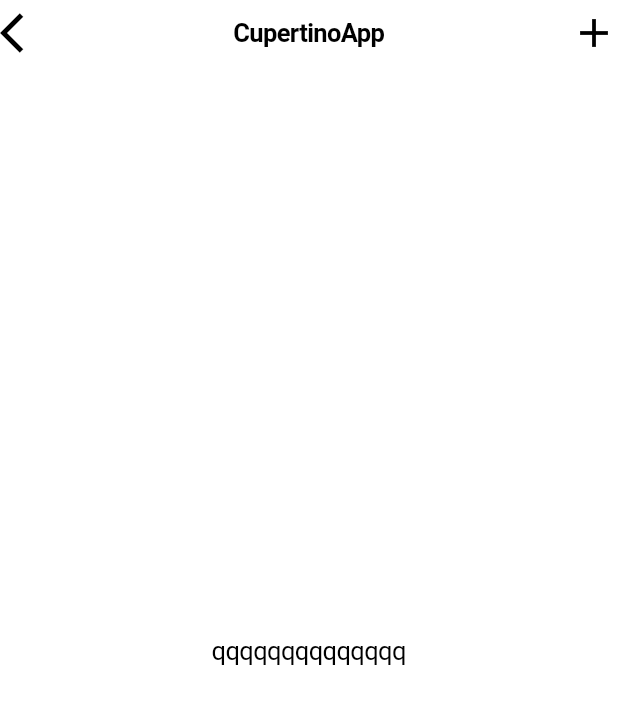
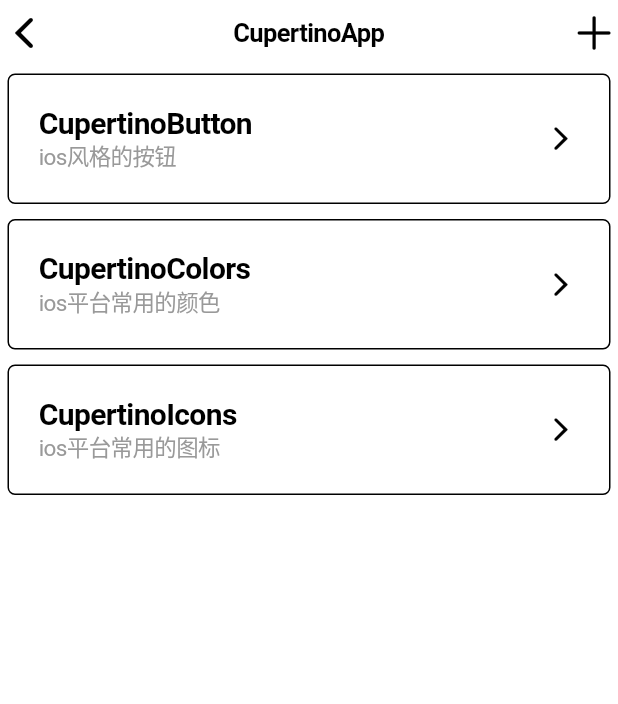
Before and after one commit to xicong/Flutter_Study, a Flutter app: the screen it shows after launch, after a tap on "Cupertino", on a phone screen of 412 x 824 dp. Shown: the top 704 px of the screen. Run offline on Flutter 3.47's test engine with Material 2 defaults, Android fonts, the phone set to English and light mode, and no system bars; network calls fail.

Commit message:
继续完善ios风格的组件学习

```diff
--- /dev/null
+++ b/lib/cupertino/CommTitle.dart
@@ -0,0 +1,19 @@
+import 'package:flutter/cupertino.dart';
+class CommTitle{
+
+  static CupertinoNavigationBar setTitle(BuildContext context,String titleName){
+    return new CupertinoNavigationBar(
+      leading: new GestureDetector(
+        child: new Icon(
+          CupertinoIcons.back,
+          color: CupertinoColors.black,
+        ),
+        onTap: () {
+          Navigator.pop(context);
+        },
+      ),
+      middle: new Text(titleName),
+    );
+  }
+
+}
--- a/lib/cupertino/LearnCupertino.dart
+++ b/lib/cupertino/LearnCupertino.dart
@@ -1,5 +1,9 @@
 import 'package:flutter/cupertino.dart';
-import 'package:flutter/material.dart';
+
+import 'package:flutterdemo/cupertino/LearnCupertinoButton.dart';
+import 'package:flutterdemo/cupertino/LearnCupertinoColors.dart';
+import 'package:flutterdemo/cupertino/LearnCupertinoIcons.dart';
+
 class LearnCupertino extends StatefulWidget{
   @override
   State<StatefulWidget> createState() {
@@ -7,33 +11,87 @@ class LearnCupertino extends StatefulWidget{
   }
 }
 class _LearnCupertino extends State<LearnCupertino>{
+
+Widget setListItem(String title,String description,StatefulWidget name){
+  return new GestureDetector(
+    child: new Container(
+      padding: EdgeInsets.all(20),
+      margin: EdgeInsets.all(5),
+      decoration: new BoxDecoration(
+          color: CupertinoColors.white,
+          border: new Border.all(color: CupertinoColors.black,width: 1.0),
+          borderRadius: new BorderRadius.all(new Radius.circular(5))
+      ),
+      child: new Row(
+        children: <Widget>[
+          new Column(
+            crossAxisAlignment:CrossAxisAlignment.start,
+            children: <Widget>[
+              new Text(title,
+                style: new TextStyle(
+                    fontWeight: FontWeight.bold,
+                    fontSize: 20,
+                    color: CupertinoColors.black
+                ),
+              ),
+              new Text(description,
+                style: new TextStyle(
+                    fontSize: 15,
+                    color: CupertinoColors.inactiveGray
+                ),
+              )
+            ],
+          ),
+          Spacer(),
+          Icon(CupertinoIcons.forward,color: CupertinoColors.black,)
+        ],
+      ),
+    ),
+    onTap: (){
+      Navigator.push(context,
+          new CupertinoPageRoute(builder: (BuildContext context) {
+            return name;
+          }));
+    },
+  );
+}
+
   @override
   Widget build(BuildContext context) {
     return new CupertinoApp(
       home: new CupertinoPageScaffold(
-        backgroundColor: Colors.white,
+        backgroundColor: CupertinoColors.white,
         resizeToAvoidBottomInset:true, //子widget是否应该自动调整自身大小以适应底部的安全距离
         navigationBar: new CupertinoNavigationBar(
           automaticallyImplyLeading: false, //是否显示左边组件  作用效果无效
           automaticallyImplyMiddle: false,  //是否显示中间组件  作用效果无效
           previousPageTitle: "返回",   //导航左侧组件右边的文本  作用效果无效
           middle: new Text("CupertinoApp"), //导航栏中间的组件
-          trailing: Icon(Icons.add,  //导航栏右边的组件
-            color: Colors.black,
+          trailing: Icon(CupertinoIcons.add,  //导航栏右边的组件
+            color: CupertinoColors.black,
           ),
           border: Border.all( //设置title栏的边框
               width: 1,
-              color: Colors.black
+              color: CupertinoColors.black
           ),
-          leading: Icon(Icons.arrow_back_ios,
-            color: Colors.black,
+          leading: new GestureDetector(
+            child: Icon(CupertinoIcons.back,
+              color: CupertinoColors.black,
+            ),
+            onTap: (){
+              Navigator.pop(context);
+            },
           ),
-          backgroundColor: Colors.white, //设置title栏的颜色
+          backgroundColor: CupertinoColors.white, //设置title栏的颜色
           padding: EdgeInsetsDirectional.only(start: 0,end: 0),  //设置标题栏行下左右的内边距
           actionsForegroundColor: CupertinoColors.black,
         ),
-        child: new Center(
-          child: new Text("qqqqqqqqqqqqqq"),
+        child: new ListView(
+          children: <Widget>[
+            setListItem("CupertinoButton", "ios风格的按钮", new LearnCupertinoButton()),
+            setListItem("CupertinoColors", "ios平台常用的颜色", new LearnCupertinoColors()),
+            setListItem("CupertinoIcons", "ios平台常用的图标", new LearnCupertinoIcons()),
+          ],
         ),
       ),
     );
--- /dev/null
+++ b/lib/cupertino/LearnCupertinoButton.dart
@@ -0,0 +1,36 @@
+import 'package:flutter/cupertino.dart';
+import 'package:flutterdemo/cupertino/CommTitle.dart';
+
+class LearnCupertinoButton extends StatefulWidget {
+  @override
+  State<StatefulWidget> createState() {
+    return new _LearnCupertinoButton();
+  }
+}
+
+class _LearnCupertinoButton extends State<LearnCupertinoButton> {
+  @override
+  Widget build(BuildContext context) {
+    return new CupertinoApp(
+      home: new CupertinoPageScaffold(
+        navigationBar: CommTitle.setTitle(context,"CupertinoButton"),
+        child: new ListView(
+          children: <Widget>[
+            new Padding(
+              padding: EdgeInsets.all(10),
+              child: new CupertinoButton(
+                  child: new Text("我是一个CupertinoButton"),
+                  color: CupertinoColors.activeBlue,   //设置按钮的颜色
+                  disabledColor: CupertinoColors.black,  //设置按钮被禁用时候的颜色
+                  borderRadius: BorderRadius.all(Radius.circular(10)),   //设置按钮的圆角
+                  pressedOpacity: 0.5, //设置按钮被按下时候的透明度
+                  onPressed: () {
+                    print("点击了");
+                  }),
+            ),
+          ],
+        ),
+      ),
+    );
+  }
+}
--- /dev/null
+++ b/lib/cupertino/LearnCupertinoIcons.dart
@@ -0,0 +1,64 @@
+import 'package:flutter/cupertino.dart';
+import 'package:flutterdemo/cupertino/CommTitle.dart';
+
+class LearnCupertinoIcons extends StatefulWidget {
+  @override
+  State<StatefulWidget> createState() {
+    return new _LearnCupertinoIcons();
+  }
+}
+
+class _LearnCupertinoIcons extends State<LearnCupertinoIcons> {
+  @override
+  Widget build(BuildContext context) {
+    return new CupertinoApp(
+      home: new CupertinoPageScaffold(
+        navigationBar: CommTitle.setTitle(context,"CupertinoColors"),
+        child: new ListView(
+          children: <Widget>[
+            new Padding(
+              padding: EdgeInsets.all(10),
+              child: Icon(CupertinoIcons.back,color: CupertinoColors.black,)
+            ),
+            new Padding(
+                padding: EdgeInsets.all(10),
+                child: Icon(CupertinoIcons.forward,color: CupertinoColors.black,)
+            ),
+            new Padding(
+                padding: EdgeInsets.all(10),
+                child: Icon(CupertinoIcons.add,color: CupertinoColors.black,)
+            ),
+            new Padding(
+                padding: EdgeInsets.all(10),
+                child: Icon(CupertinoIcons.add_circled,color: CupertinoColors.black,)
+            ),
+            new Padding(
+                padding: EdgeInsets.all(10),
+                child: Icon(CupertinoIcons.add_circled_solid,color: CupertinoColors.black,)
+            ),
+            new Padding(
+                padding: EdgeInsets.all(10),
+                child: Icon(CupertinoIcons.battery_25_percent,color: CupertinoColors.black,)
+            ),
+            new Padding(
+                padding: EdgeInsets.all(10),
+                child: Icon(CupertinoIcons.mic,color: CupertinoColors.black,)
+            ),
+            new Padding(
+                padding: EdgeInsets.all(10),
+                child: Icon(CupertinoIcons.volume_up,color: CupertinoColors.black,)
+            ),
+            new Padding(
+                padding: EdgeInsets.all(10),
+                child: Icon(CupertinoIcons.volume_off,color: CupertinoColors.black,)
+            ),
+            new Padding(
+                padding: EdgeInsets.all(10),
+                child: Icon(CupertinoIcons.create_solid,color: CupertinoColors.black,)
+            ),
+          ],
+        ),
+      ),
+    );
+  }
+}
```
Also changed, not shown: lib/cupertino/LearnCupertinoColors.dart (added, +64 -0 lines), 9 other files.
